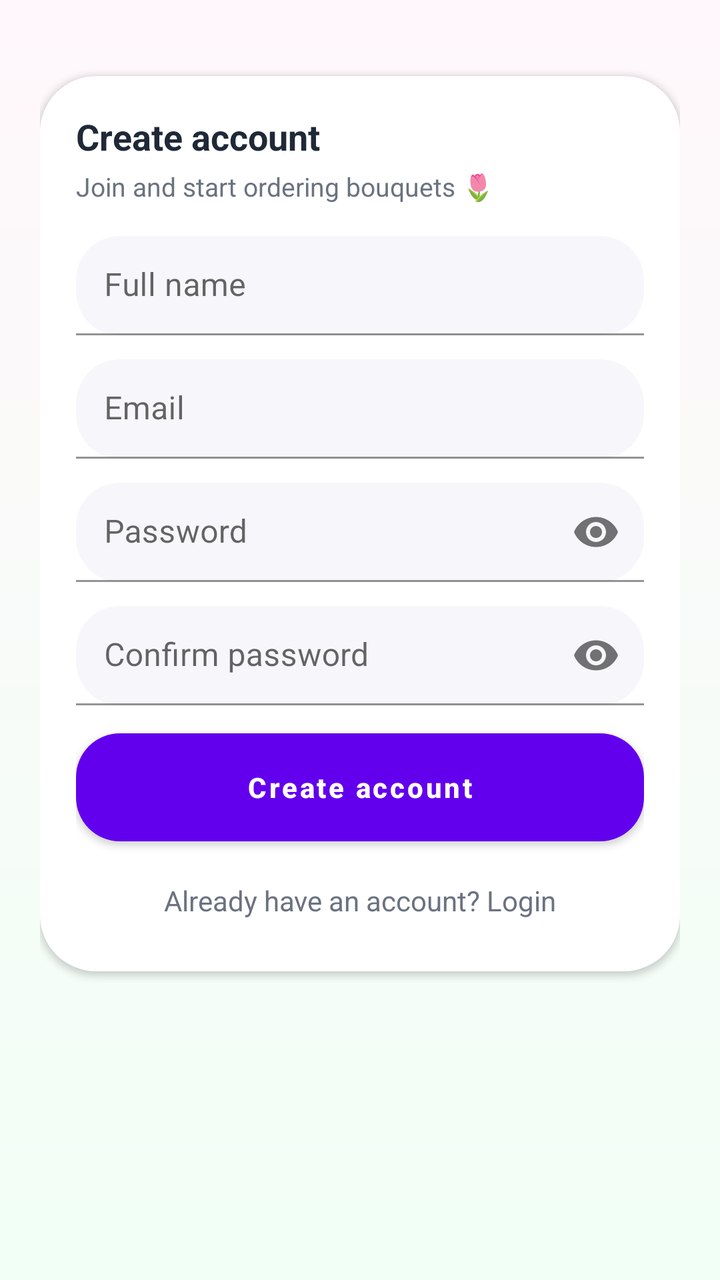
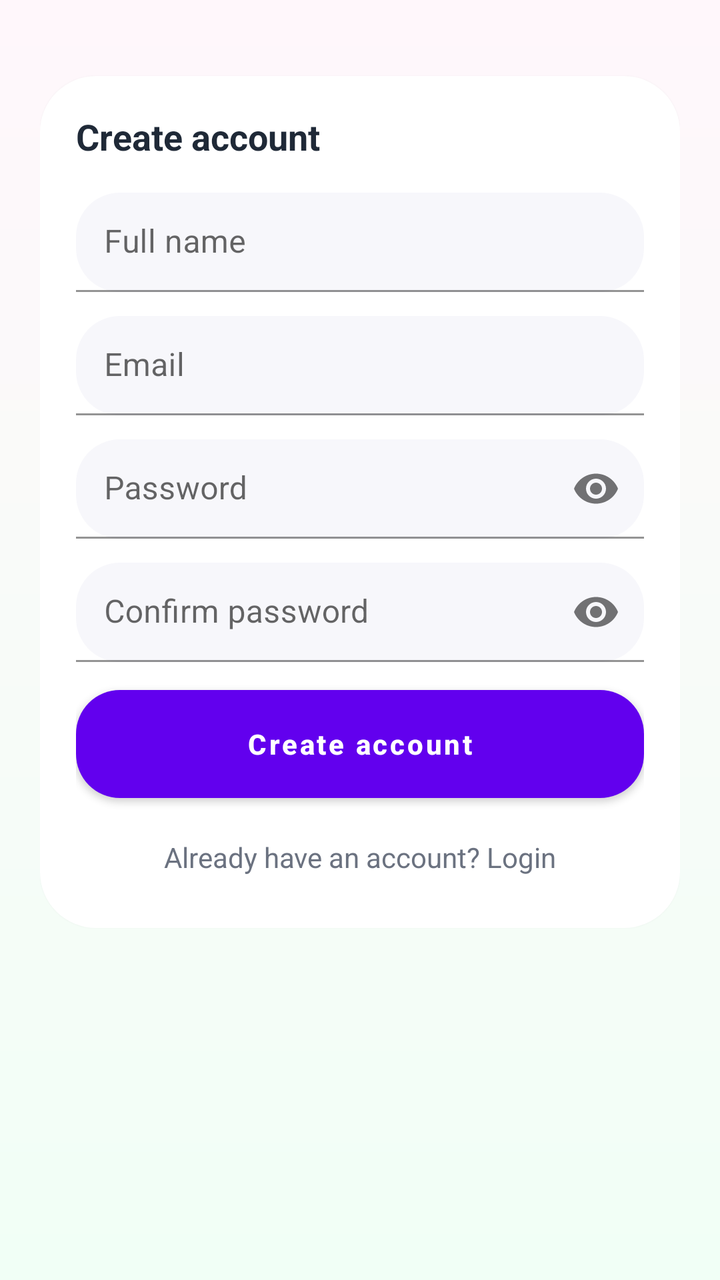

The first picture is an Android layout as it rendered before a commit; the second is the same layout after the commit. The layout source and the unified diff follow.
<!-- AndroidManifest.xml: application theme Theme.Flower -->
<!-- res/layout/activity_register.xml -->
<?xml version="1.0" encoding="utf-8"?>
<ScrollView xmlns:android="http://schemas.android.com/apk/res/android"
    xmlns:app="http://schemas.android.com/apk/res-auto"
    android:layout_width="match_parent"
    android:layout_height="match_parent"
    android:background="@drawable/bg_flower_gradient"
    android:fillViewport="true">

    <LinearLayout
        android:layout_width="match_parent"
        android:layout_height="wrap_content"
        android:padding="20dp"
        android:orientation="vertical">


        <LinearLayout
            android:layout_width="match_parent"
            android:layout_height="wrap_content"
            android:layout_marginTop="18dp"
            android:background="@drawable/white_card_28"
            android:padding="18dp"
            android:orientation="vertical"
            android:elevation="2dp">

            <TextView
                android:layout_width="wrap_content"
                android:layout_height="wrap_content"
                android:text="Create account"
                android:textStyle="bold"
                android:textSize="18sp"
                android:textColor="@color/textMain"/>

            <TextView
                android:layout_width="wrap_content"
                android:layout_height="wrap_content"
                android:text="Join and start ordering bouquets 🌷"
                android:layout_marginTop="4dp"
                android:textSize="13sp"
                android:textColor="@color/textHint"/>

            <com.google.android.material.textfield.TextInputLayout
                android:id="@+id/tilName"
                android:layout_width="match_parent"
                android:layout_height="wrap_content"
                android:layout_marginTop="16dp"
                app:boxBackgroundMode="filled"
                app:boxBackgroundColor="@color/fieldFill"
                app:boxCornerRadiusTopStart="22dp"
                app:boxCornerRadiusTopEnd="22dp"
                app:boxCornerRadiusBottomStart="22dp"
                app:boxCornerRadiusBottomEnd="22dp"
                app:hintTextColor="@color/textHint"
                app:errorTextColor="@color/error"
                android:hint="Full name">

                <com.google.android.material.textfield.TextInputEditText
                    android:id="@+id/etName"
                    android:layout_width="match_parent"
                    android:layout_height="wrap_content"
                    android:inputType="textPersonName"
                    android:textColor="@color/textMain"
                    android:textColorHint="@color/textHint"
                    android:padding="14dp"/>
            </com.google.android.material.textfield.TextInputLayout>

            <com.google.android.material.textfield.TextInputLayout
                android:id="@+id/tilEmail"
                android:layout_width="match_parent"
                android:layout_height="wrap_content"
                android:layout_marginTop="12dp"
                app:boxBackgroundMode="filled"
                app:boxBackgroundColor="@color/fieldFill"
                app:boxCornerRadiusTopStart="22dp"
                app:boxCornerRadiusTopEnd="22dp"
                app:boxCornerRadiusBottomStart="22dp"
                app:boxCornerRadiusBottomEnd="22dp"
                app:hintTextColor="@color/textHint"
                app:errorTextColor="@color/error"
                android:hint="Email">

                <com.google.android.material.textfield.TextInputEditText
                    android:id="@+id/etEmail"
                    android:layout_width="match_parent"
                    android:layout_height="wrap_content"
                    android:inputType="textEmailAddress"
                    android:textColor="@color/textMain"
                    android:textColorHint="@color/textHint"
                    android:padding="14dp"/>
            </com.google.android.material.textfield.TextInputLayout>

            <com.google.android.material.textfield.TextInputLayout
                android:id="@+id/tilPassword"
                android:layout_width="match_parent"
                android:layout_height="wrap_content"
                android:layout_marginTop="12dp"
                app:boxBackgroundMode="filled"
                app:boxBackgroundColor="@color/fieldFill"
                app:boxCornerRadiusTopStart="22dp"
                app:boxCornerRadiusTopEnd="22dp"
                app:boxCornerRadiusBottomStart="22dp"
                app:boxCornerRadiusBottomEnd="22dp"
                app:endIconMode="password_toggle"
                app:hintTextColor="@color/textHint"
                app:errorTextColor="@color/error"
                android:hint="Password">

                <com.google.android.material.textfield.TextInputEditText
                    android:id="@+id/etPassword"
                    android:layout_width="match_parent"
                    android:layout_height="wrap_content"
                    android:inputType="textPassword"
                    android:textColor="@color/textMain"
                    android:textColorHint="@color/textHint"
                    android:padding="14dp"/>
            </com.google.android.material.textfield.TextInputLayout>

            <com.google.android.material.textfield.TextInputLayout
                android:id="@+id/tilConfirm"
                android:layout_width="match_parent"
                android:layout_height="wrap_content"
                android:layout_marginTop="12dp"
                app:boxBackgroundMode="filled"
                app:boxBackgroundColor="@color/fieldFill"
                app:boxCornerRadiusTopStart="22dp"
                app:boxCornerRadiusTopEnd="22dp"
                app:boxCornerRadiusBottomStart="22dp"
                app:boxCornerRadiusBottomEnd="22dp"
                app:endIconMode="password_toggle"
                app:hintTextColor="@color/textHint"
                app:errorTextColor="@color/error"
                android:hint="Confirm password">

                <com.google.android.material.textfield.TextInputEditText
                    android:id="@+id/etConfirm"
                    android:layout_width="match_parent"
                    android:layout_height="wrap_content"
                    android:inputType="textPassword"
                    android:textColor="@color/textMain"
                    android:textColorHint="@color/textHint"
                    android:padding="14dp"/>
            </com.google.android.material.textfield.TextInputLayout>

            <Button
                android:id="@+id/btnRegister"
                android:layout_width="match_parent"
                android:layout_height="54dp"
                android:layout_marginTop="14dp"
                android:background="@drawable/btn_flower"
                android:text="Create account"
                android:textAllCaps="false"
                android:textStyle="bold"
                android:textColor="@android:color/white"/>

            <TextView
                android:id="@+id/tvGoLogin"
                android:layout_width="match_parent"
                android:layout_height="wrap_content"
                android:layout_marginTop="12dp"
                android:gravity="center"
                android:text="Already have an account? Login"
                android:textColor="@color/textHint"
                android:padding="8dp"/>
        </LinearLayout>
    </LinearLayout>
</ScrollView>
<!-- resources referenced by this layout -->
<resources>
  <color name="error">#D92D20</color>
  <color name="fieldFill">#F7F7FB</color>
  <color name="textHint">#6B7280</color>
  <color name="textMain">#1F2937</color>
  <!-- drawable bg_flower_gradient (drawable) -->
  <shape xmlns:android="http://schemas.android.com/apk/res/android">
      <gradient
          android:startColor="@color/bgTop"
          android:endColor="@color/bgBottom"
          android:angle="270"/>
  </shape>
  <!-- drawable btn_flower (drawable) -->
  <shape xmlns:android="http://schemas.android.com/apk/res/android">
      <gradient
          android:startColor="@color/primaryFlower"
          android:endColor="@color/primaryFlowerDark"
          android:angle="0"/>
      <corners android:radius="22dp"/>
  </shape>
  <!-- drawable white_card_28 (drawable) -->
  <shape xmlns:android="http://schemas.android.com/apk/res/android">
      <solid android:color="@color/cardWhite"/>
      <corners android:radius="28dp"/>
  </shape>
  <style name="Theme.Flower" parent="Theme.MaterialComponents.DayNight.NoActionBar">
          
          <item name="colorPrimary">@color/purple_500</item>
          <item name="colorPrimaryVariant">@color/purple_700</item>
          <item name="colorOnPrimary">@color/white</item>
          
          <item name="colorSecondary">@color/teal_200</item>
          <item name="colorSecondaryVariant">@color/teal_700</item>
          <item name="colorOnSecondary">@color/black</item>
          
          <item name="android:statusBarColor">?attr/colorPrimaryVariant</item>
          
      </style>
  <color name="bgTop">#FFF7FB</color>
  <color name="bgBottom">#F1FFF6</color>
  <color name="primaryFlower">#E85CA8</color>
  <color name="primaryFlowerDark">#C9468A</color>
  <color name="cardWhite">#FFFFFF</color>
  <color name="purple_500">#FF6200EE</color>
  <color name="purple_700">#FF3700B3</color>
  <color name="white">#FFFFFFFF</color>
  <color name="teal_200">#FF03DAC5</color>
  <color name="teal_700">#FF018786</color>
  <color name="black">#FF000000</color>
</resources>

<!-- the commit's change to res/layout/activity_register.xml (unified diff, before → after) -->
@@ -30,13 +30,6 @@
                 android:textSize="18sp"
                 android:textColor="@color/textMain"/>
 
-            <TextView
-                android:layout_width="wrap_content"
-                android:layout_height="wrap_content"
-                android:text="Join and start ordering bouquets 🌷"
-                android:layout_marginTop="4dp"
-                android:textSize="13sp"
-                android:textColor="@color/textHint"/>
 
             <com.google.android.material.textfield.TextInputLayout
                 android:id="@+id/tilName"
